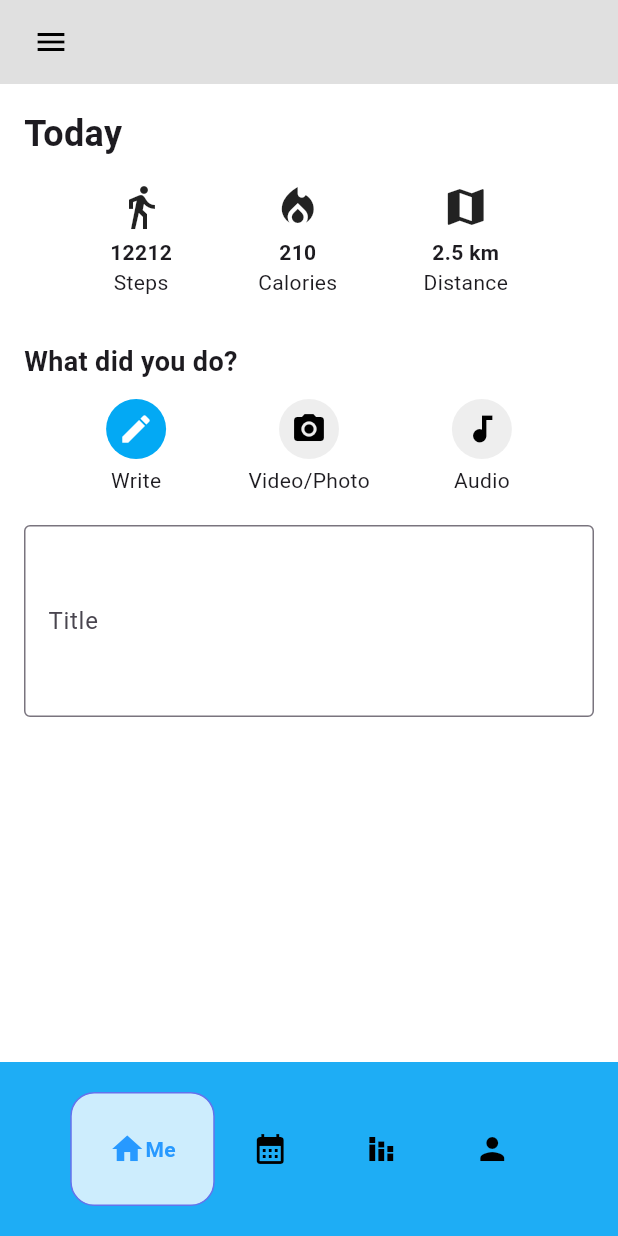
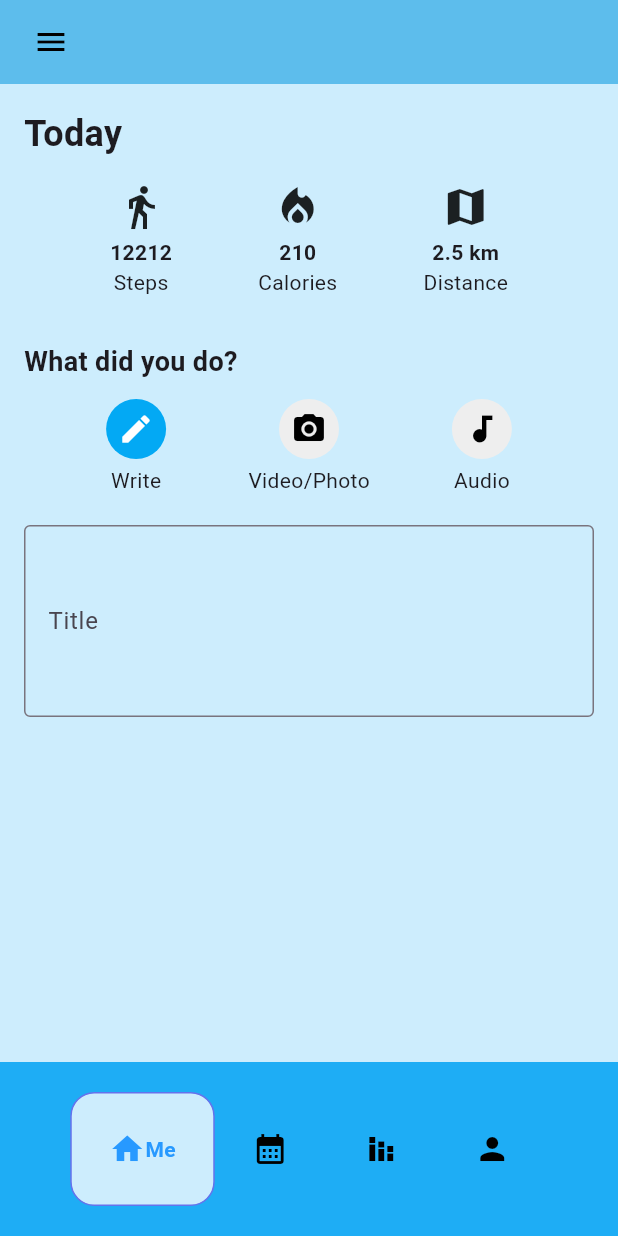
Before and after one commit to henriqueft04/WellTrack, a Flutter app: the screen it shows after launch, after a tap on "Start Now", on a phone screen of 412 x 824 dp. Run offline on Flutter 3.47's test engine with Material 3 defaults, Android fonts, the phone set to English and light mode, and no system bars; drawn by our look-alikes of google_nav_bar; our stand-ins replace table_calendar.

Commit message:
Some backgrounds light blue

```diff
--- a/welltrack/lib/pages/calendar_page.dart
+++ b/welltrack/lib/pages/calendar_page.dart
@@ -25,7 +25,11 @@ class _CalendarPageState extends State<CalendarPage> {
   bool _isDayEnabled(DateTime day) {
     final now = DateTime.now();
     final today = DateTime(now.year, now.month, now.day); // dia atual sem hora
-    final d = DateTime(day.year, day.month, day.day);     // dia a verificar sem hora
+    final d = DateTime(
+      day.year,
+      day.month,
+      day.day,
+    ); // dia a verificar sem hora
     return d.isBefore(today) || d.isAtSameMomentAs(today);
   }
 
--- a/welltrack/lib/pages/home_page.dart
+++ b/welltrack/lib/pages/home_page.dart
@@ -44,7 +44,7 @@ class _HomePageState extends State<HomePage> {
   @override
   Widget build(BuildContext context) {
     return Scaffold(
-      backgroundColor: Colors.grey[300],
+      backgroundColor: Color.fromARGB(255, 93, 189, 236), // Background color
       bottomNavigationBar: MyBottomNavBar(
         onTabChange: (index) => navigateBottomBar(index),
       ),
--- a/welltrack/lib/pages/intro_page.dart
+++ b/welltrack/lib/pages/intro_page.dart
@@ -7,7 +7,7 @@ class IntroPage extends StatelessWidget {
   @override
   Widget build(BuildContext context) {
     return Scaffold(
-      backgroundColor: Colors.grey[300],
+      backgroundColor: Color(0xFFCDEDFD), // Background color
       body: Center(
         child: Padding(
           padding: const EdgeInsets.all(25.0),
--- a/welltrack/lib/pages/journal_page.dart
+++ b/welltrack/lib/pages/journal_page.dart
@@ -18,7 +18,7 @@ class _JournalPageState extends State<JournalPage> {
   @override
   Widget build(BuildContext context) {
     return Scaffold(
-      backgroundColor: Colors.white,
+      backgroundColor: Color(0xFFCDEDFD), // Background color
       body: SafeArea(
         child: Padding(
           padding: const EdgeInsets.all(16),
--- a/welltrack/lib/pages/profile_page.dart
+++ b/welltrack/lib/pages/profile_page.dart
@@ -7,7 +7,7 @@ class ProfilePage extends StatelessWidget {
   @override
   Widget build(BuildContext context) {
     return Scaffold(
-      backgroundColor: Colors.grey[300],
+      backgroundColor: Color(0xFFCDEDFD), // Background color
       body: SafeArea(
         child: Column(
           children: [
```
